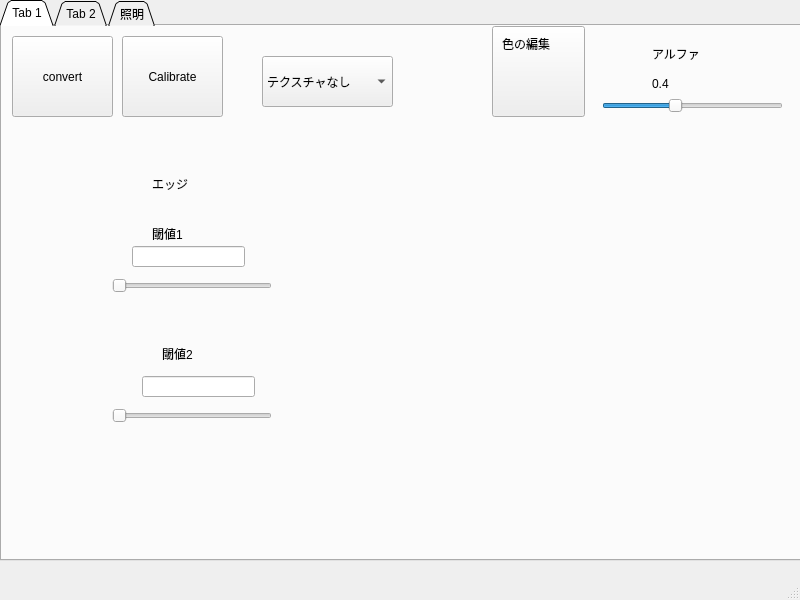
JunyaUeda/FoodAR, file FoodModification/View/mainWindow.ui: the form before one commit.
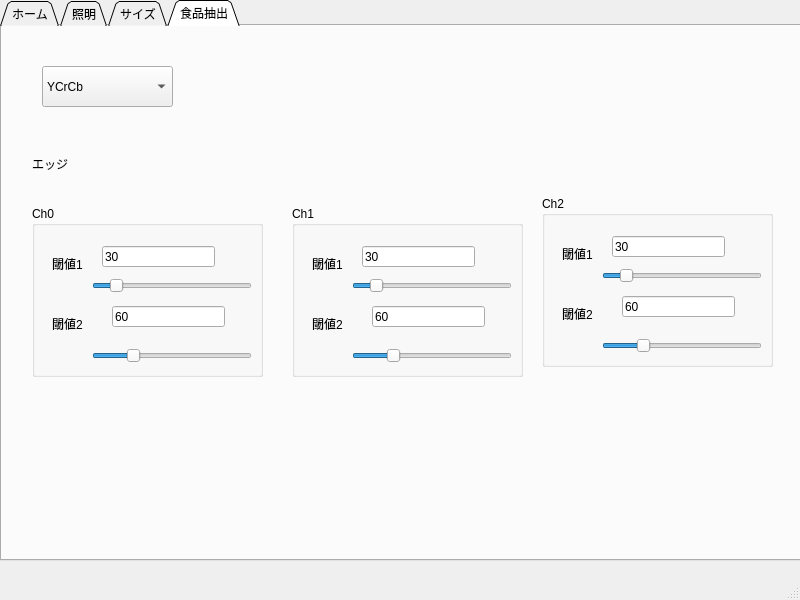
The form after the commit.

Commit message: CannyEdgeParameterのコントロール機能追加

What changed in the file:
```diff
--- a/FoodModification/View/mainWindow.ui
+++ b/FoodModification/View/mainWindow.ui
@@ -30,12 +30,12 @@
      <enum>QTabWidget::Triangular</enum>
     </property>
     <property name="currentIndex">
-     <number>0</number>
+     <number>3</number>
     </property>
     <property name="iconSize">
      <size>
       <width>40</width>
-      <height>30</height>
+      <height>90</height>
      </size>
     </property>
     <property name="elideMode">
@@ -43,7 +43,7 @@
     </property>
     <widget class="QWidget" name="tab">
      <attribute name="title">
-      <string>Tab 1</string>
+      <string>ホーム</string>
      </attribute>
      <widget class="QPushButton" name="convertButton">
       <property name="geometry">
@@ -163,178 +163,114 @@
        </property>
       </item>
      </widget>
-     <widget class="QLineEdit" name="edgeThresholdLineEdit_1">
+     <widget class="QLabel" name="label_6">
       <property name="geometry">
        <rect>
-        <x>130</x>
-        <y>220</y>
-        <width>113</width>
-        <height>21</height>
-       </rect>
-      </property>
-     </widget>
-     <widget class="QLineEdit" name="edgeThresholdLineEdit_2">
-      <property name="geometry">
-       <rect>
-        <x>140</x>
-        <y>350</y>
-        <width>113</width>
-        <height>21</height>
-       </rect>
-      </property>
-     </widget>
-     <widget class="QLabel" name="label_2">
-      <property name="geometry">
-       <rect>
-        <x>150</x>
-        <y>150</y>
-        <width>62</width>
-        <height>15</height>
+        <x>380</x>
+        <y>170</y>
+        <width>91</width>
+        <height>16</height>
        </rect>
       </property>
       <property name="text">
-       <string>エッジ</string>
+       <string>抽出色度条件</string>
       </property>
      </widget>
-     <widget class="QSlider" name="edgeThresholdSlider_1">
+     <widget class="QSlider" name="toleranceShiftSlider_0">
       <property name="geometry">
        <rect>
-        <x>110</x>
+        <x>340</x>
         <y>250</y>
         <width>160</width>
         <height>19</height>
        </rect>
       </property>
+      <property name="minimum">
+       <number>-50</number>
+      </property>
+      <property name="maximum">
+       <number>50</number>
+      </property>
       <property name="orientation">
        <enum>Qt::Horizontal</enum>
       </property>
      </widget>
-     <widget class="QSlider" name="edgeThresholdSlider_2">
+     <widget class="QSlider" name="toleranceShiftSlider_1">
       <property name="geometry">
        <rect>
-        <x>110</x>
-        <y>380</y>
+        <x>340</x>
+        <y>310</y>
         <width>160</width>
         <height>19</height>
        </rect>
       </property>
+      <property name="minimum">
+       <number>-50</number>
+      </property>
+      <property name="maximum">
+       <number>50</number>
+      </property>
       <property name="orientation">
        <enum>Qt::Horizontal</enum>
       </property>
      </widget>
-     <widget class="QLabel" name="edgeThresholdLabel_1">
+     <widget class="QSlider" name="toleranceShiftSlider_2">
       <property name="geometry">
        <rect>
-        <x>150</x>
-        <y>200</y>
-        <width>62</width>
-        <height>15</height>
-       </rect>
-      </property>
-      <property name="text">
-       <string>閾値1</string>
-      </property>
-     </widget>
-     <widget class="QLabel" name="edgeThresholdLabel_2">
-      <property name="geometry">
-       <rect>
-        <x>160</x>
-        <y>320</y>
-        <width>62</width>
-        <height>15</height>
-       </rect>
-      </property>
-      <property name="text">
-       <string>閾値2</string>
-      </property>
-     </widget>
-    </widget>
-    <widget class="QWidget" name="tab_2">
-     <attribute name="title">
-      <string>Tab 2</string>
-     </attribute>
-     <widget class="QRadioButton" name="radioButton_captureSizeSmall">
-      <property name="geometry">
-       <rect>
-        <x>40</x>
-        <y>20</y>
-        <width>105</width>
+        <x>340</x>
+        <y>370</y>
+        <width>160</width>
         <height>19</height>
        </rect>
       </property>
-      <property name="text">
-       <string>640×480</string>
+      <property name="minimum">
+       <number>-50</number>
       </property>
-      <property name="checked">
-       <bool>true</bool>
+      <property name="maximum">
+       <number>50</number>
       </property>
-      <attribute name="buttonGroup">
-       <string notr="true">buttonGroup_captureSize</string>
-      </attribute>
-     </widget>
-     <widget class="QRadioButton" name="radioButton_captureSizeLarge">
-      <property name="geometry">
-       <rect>
-        <x>40</x>
-        <y>50</y>
-        <width>105</width>
-        <height>19</height>
-       </rect>
+      <property name="orientation">
+       <enum>Qt::Horizontal</enum>
       </property>
-      <property name="text">
-       <string>1280×720</string>
-      </property>
-      <attribute name="buttonGroup">
-       <string notr="true">buttonGroup_captureSize</string>
-      </attribute>
      </widget>
-     <widget class="QLabel" name="label">
+     <widget class="QLabel" name="label_7">
       <property name="geometry">
        <rect>
-        <x>50</x>
-        <y>80</y>
-        <width>81</width>
-        <height>20</height>
+        <x>400</x>
+        <y>210</y>
+        <width>62</width>
+        <height>15</height>
        </rect>
       </property>
       <property name="text">
-       <string>入力・処理</string>
+       <string>色相</string>
       </property>
      </widget>
-     <widget class="QRadioButton" name="radioButton_dstSizeSmall">
+     <widget class="QLabel" name="label_8">
       <property name="geometry">
        <rect>
-        <x>190</x>
-        <y>20</y>
-        <width>105</width>
-        <height>19</height>
+        <x>400</x>
+        <y>290</y>
+        <width>62</width>
+        <height>15</height>
        </rect>
       </property>
       <property name="text">
-       <string>640×480</string>
+       <string>彩度</string>
       </property>
-      <property name="checked">
-       <bool>true</bool>
-      </property>
-      <attribute name="buttonGroup">
-       <string notr="true">buttonGroup_dstSize</string>
-      </attribute>
      </widget>
-     <widget class="QRadioButton" name="radioButton_dstSizeLarge">
+     <widget class="QLabel" name="label_9">
       <property name="geometry">
        <rect>
-        <x>190</x>
-        <y>50</y>
-        <width>105</width>
-        <height>19</height>
+        <x>400</x>
+        <y>350</y>
+        <width>62</width>
+        <height>15</height>
        </rect>
       </property>
       <property name="text">
-       <string>1280×720</string>
+       <string>明度</string>
       </property>
-      <attribute name="buttonGroup">
-       <string notr="true">buttonGroup_dstSize</string>
-      </attribute>
      </widget>
     </widget>
     <widget class="QWidget" name="tab_5">
@@ -446,6 +382,455 @@
       </property>
      </widget>
     </widget>
+    <widget class="QWidget" name="tab_2">
+     <attribute name="title">
+      <string>サイズ</string>
+     </attribute>
+     <widget class="QRadioButton" name="radioButton_captureSizeSmall">
+      <property name="geometry">
+       <rect>
+        <x>40</x>
+        <y>20</y>
+        <width>105</width>
+        <height>19</height>
+       </rect>
+      </property>
+      <property name="text">
+       <string>640×480</string>
+      </property>
+      <property name="checked">
+       <bool>true</bool>
+      </property>
+      <attribute name="buttonGroup">
+       <string notr="true">buttonGroup_captureSize</string>
+      </attribute>
+     </widget>
+     <widget class="QRadioButton" name="radioButton_captureSizeLarge">
+      <property name="geometry">
+       <rect>
+        <x>40</x>
+        <y>50</y>
+        <width>105</width>
+        <height>19</height>
+       </rect>
+      </property>
+      <property name="text">
+       <string>1280×720</string>
+      </property>
+      <attribute name="buttonGroup">
+       <string notr="true">buttonGroup_captureSize</string>
+      </attribute>
+     </widget>
+     <widget class="QLabel" name="label">
+      <property name="geometry">
+       <rect>
+        <x>50</x>
+        <y>80</y>
+        <width>81</width>
+        <height>20</height>
+       </rect>
+      </property>
+      <property name="text">
+       <string>入力・処理</string>
+      </property>
+     </widget>
+     <widget class="QRadioButton" name="radioButton_dstSizeSmall">
+      <property name="geometry">
+       <rect>
+        <x>190</x>
+        <y>20</y>
+        <width>105</width>
+        <height>19</height>
+       </rect>
+      </property>
+      <property name="text">
+       <string>640×480</string>
+      </property>
+      <property name="checked">
+       <bool>true</bool>
+      </property>
+      <attribute name="buttonGroup">
+       <string notr="true">buttonGroup_dstSize</string>
+      </attribute>
+     </widget>
+     <widget class="QRadioButton" name="radioButton_dstSizeLarge">
+      <property name="geometry">
+       <rect>
+        <x>190</x>
+        <y>50</y>
+        <width>105</width>
+        <height>19</height>
+       </rect>
+      </property>
+      <property name="text">
+       <string>1280×720</string>
+      </property>
+      <attribute name="buttonGroup">
+       <string notr="true">buttonGroup_dstSize</string>
+      </attribute>
+     </widget>
+    </widget>
+    <widget class="QWidget" name="tab_3">
+     <attribute name="title">
+      <string>食品抽出</string>
+     </attribute>
+     <widget class="QComboBox" name="splitColorSpaceComboBox">
+      <property name="geometry">
+       <rect>
+        <x>40</x>
+        <y>40</y>
+        <width>131</width>
+        <height>41</height>
+       </rect>
+      </property>
+      <property name="editable">
+       <bool>false</bool>
+      </property>
+      <property name="currentText">
+       <string>YCrCb</string>
+      </property>
+      <property name="currentIndex">
+       <number>2</number>
+      </property>
+      <item>
+       <property name="text">
+        <string>BGR</string>
+       </property>
+      </item>
+      <item>
+       <property name="text">
+        <string>HSV</string>
+       </property>
+      </item>
+      <item>
+       <property name="text">
+        <string>YCrCb</string>
+       </property>
+      </item>
+     </widget>
+     <widget class="QLabel" name="label_2">
+      <property name="geometry">
+       <rect>
+        <x>30</x>
+        <y>130</y>
+        <width>62</width>
+        <height>15</height>
+       </rect>
+      </property>
+      <property name="text">
+       <string>エッジ</string>
+      </property>
+     </widget>
+     <widget class="QGroupBox" name="groupBox">
+      <property name="geometry">
+       <rect>
+        <x>290</x>
+        <y>180</y>
+        <width>231</width>
+        <height>171</height>
+       </rect>
+      </property>
+      <property name="title">
+       <string>Ch1</string>
+      </property>
+      <widget class="QLineEdit" name="ch1EdgeThreshold1_LineEdit">
+       <property name="geometry">
+        <rect>
+         <x>70</x>
+         <y>40</y>
+         <width>113</width>
+         <height>21</height>
+        </rect>
+       </property>
+       <property name="text">
+        <string>30</string>
+       </property>
+      </widget>
+      <widget class="QSlider" name="ch1EdgeThreshold1_Slider">
+       <property name="geometry">
+        <rect>
+         <x>60</x>
+         <y>70</y>
+         <width>160</width>
+         <height>19</height>
+        </rect>
+       </property>
+       <property name="maximum">
+        <number>255</number>
+       </property>
+       <property name="value">
+        <number>30</number>
+       </property>
+       <property name="orientation">
+        <enum>Qt::Horizontal</enum>
+       </property>
+      </widget>
+      <widget class="QLabel" name="edgeThresholdLabel_1">
+       <property name="geometry">
+        <rect>
+         <x>20</x>
+         <y>50</y>
+         <width>62</width>
+         <height>15</height>
+        </rect>
+       </property>
+       <property name="text">
+        <string>閾値1</string>
+       </property>
+      </widget>
+      <widget class="QLineEdit" name="ch1EdgeThreshold2_LineEdit">
+       <property name="geometry">
+        <rect>
+         <x>80</x>
+         <y>100</y>
+         <width>113</width>
+         <height>21</height>
+        </rect>
+       </property>
+       <property name="text">
+        <string>60</string>
+       </property>
+      </widget>
+      <widget class="QSlider" name="ch1EdgeThreshold2_Slider">
+       <property name="geometry">
+        <rect>
+         <x>60</x>
+         <y>140</y>
+         <width>160</width>
+         <height>19</height>
+        </rect>
+       </property>
+       <property name="maximum">
+        <number>255</number>
+       </property>
+       <property name="value">
+        <number>60</number>
+       </property>
+       <property name="orientation">
+        <enum>Qt::Horizontal</enum>
+       </property>
+      </widget>
+      <widget class="QLabel" name="edgeThresholdLabel_2">
+       <property name="geometry">
+        <rect>
+         <x>20</x>
+         <y>110</y>
+         <width>62</width>
+         <height>15</height>
+        </rect>
+       </property>
+       <property name="text">
+        <string>閾値2</string>
+       </property>
+      </widget>
+     </widget>
+     <widget class="QGroupBox" name="groupBox_2">
+      <property name="geometry">
+       <rect>
+        <x>540</x>
+        <y>170</y>
+        <width>231</width>
+        <height>171</height>
+       </rect>
+      </property>
+      <property name="title">
+       <string>Ch2</string>
+      </property>
+      <widget class="QLineEdit" name="ch2EdgeThreshold1_LineEdit">
+       <property name="geometry">
+        <rect>
+         <x>70</x>
+         <y>40</y>
+         <width>113</width>
+         <height>21</height>
+        </rect>
+       </property>
+       <property name="text">
+        <string>30</string>
+       </property>
+      </widget>
+      <widget class="QSlider" name="ch2EdgeThreshold1_Slider">
+       <property name="geometry">
+        <rect>
+         <x>60</x>
+         <y>70</y>
+         <width>160</width>
+         <height>19</height>
+        </rect>
+       </property>
+       <property name="maximum">
+        <number>255</number>
+       </property>
+       <property name="value">
+        <number>30</number>
+       </property>
+       <property name="orientation">
+        <enum>Qt::Horizontal</enum>
+       </property>
+      </widget>
+      <widget class="QLabel" name="edgeThresholdLabel_3">
+       <property name="geometry">
+        <rect>
+         <x>20</x>
+         <y>50</y>
+         <width>62</width>
+         <height>15</height>
+        </rect>
+       </property>
+       <property name="text">
+        <string>閾値1</string>
+       </property>
+      </widget>
+      <widget class="QLineEdit" name="ch2EdgeThreshold2_LineEdit">
+       <property name="geometry">
+        <rect>
+         <x>80</x>
+         <y>100</y>
+         <width>113</width>
+         <height>21</height>
+        </rect>
+       </property>
+       <property name="text">
+        <string>60</string>
+       </property>
+      </widget>
+      <widget class="QSlider" name="ch2EdgeThreshold2_Slider">
+       <property name="geometry">
+        <rect>
+         <x>60</x>
+         <y>140</y>
+         <width>160</width>
+         <height>19</height>
+        </rect>
+       </property>
+       <property name="maximum">
+        <number>255</number>
+       </property>
+       <property name="value">
+        <number>60</number>
+       </property>
+       <property name="orientation">
+        <enum>Qt::Horizontal</enum>
+       </property>
+      </widget>
+      <widget class="QLabel" name="edgeThresholdLabel_4">
+       <property name="geometry">
+        <rect>
+         <x>20</x>
+         <y>110</y>
+         <width>62</width>
+         <height>15</height>
+        </rect>
+       </property>
+       <property name="text">
+        <string>閾値2</string>
+       </property>
+      </widget>
+     </widget>
+     <widget class="QGroupBox" name="groupBox_3">
+      <property name="geometry">
+       <rect>
+        <x>30</x>
+        <y>180</y>
+        <width>231</width>
+        <height>171</height>
+       </rect>
+      </property>
+      <property name="title">
+       <string>Ch0</string>
+      </property>
+      <widget class="QLineEdit" name="ch0EdgeThreshold1_LineEdit">
+       <property name="geometry">
+        <rect>
+         <x>70</x>
+         <y>40</y>
+         <width>113</width>
+         <height>21</height>
+        </rect>
+       </property>
+       <property name="text">
+        <string>30</string>
+       </property>
+      </widget>
+      <widget class="QSlider" name="ch0EdgeThreshold1_Slider">
+       <property name="geometry">
+        <rect>
+         <x>60</x>
+         <y>70</y>
+         <width>160</width>
+         <height>19</height>
+        </rect>
+       </property>
+       <property name="maximum">
+        <number>255</number>
+       </property>
+       <property name="value">
+        <number>30</number>
+       </property>
+       <property name="orientation">
+        <enum>Qt::Horizontal</enum>
+       </property>
+      </widget>
+      <widget class="QLabel" name="edgeThresholdLabel_11">
+       <property name="geometry">
+        <rect>
+         <x>20</x>
+         <y>50</y>
+         <width>62</width>
+         <height>15</height>
+        </rect>
+       </property>
+       <property name="text">
+        <string>閾値1</string>
+       </property>
+      </widget>
+      <widget class="QLineEdit" name="ch0EdgeThreshold2_LineEdit">
+       <property name="geometry">
+        <rect>
+         <x>80</x>
+         <y>100</y>
+         <width>113</width>
+         <height>21</height>
+        </rect>
+       </property>
+       <property name="text">
+        <string>60</string>
+       </property>
+      </widget>
+      <widget class="QSlider" name="ch0EdgeThreshold2_Slider">
+       <property name="geometry">
+        <rect>
+         <x>60</x>
+         <y>140</y>
+         <width>160</width>
+         <height>19</height>
+        </rect>
+       </property>
+       <property name="maximum">
+        <number>255</number>
+       </property>
+       <property name="value">
+        <number>60</number>
+       </property>
+       <property name="orientation">
+        <enum>Qt::Horizontal</enum>
+       </property>
+      </widget>
+      <widget class="QLabel" name="edgeThresholdLabel_12">
+       <property name="geometry">
+        <rect>
+         <x>20</x>
+         <y>110</y>
+         <width>62</width>
+         <height>15</height>
+        </rect>
+       </property>
+       <property name="text">
+        <string>閾値2</string>
+       </property>
+      </widget>
+     </widget>
+    </widget>
    </widget>
   </widget>
   <widget class="QMenuBar" name="menubar">
```
Left out of the diff: 2 changed lines with no effect on the pictures. The commit also changes 30 other files.
